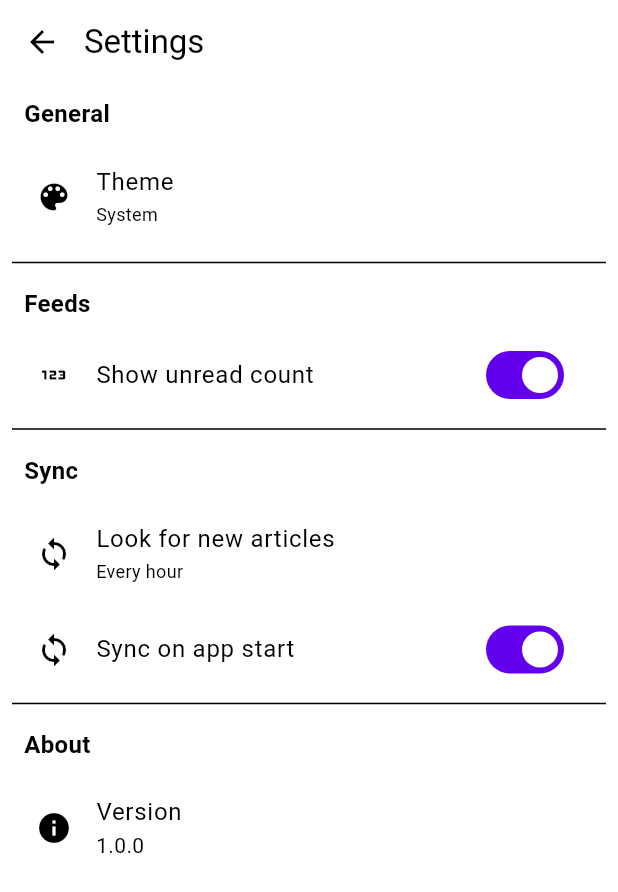
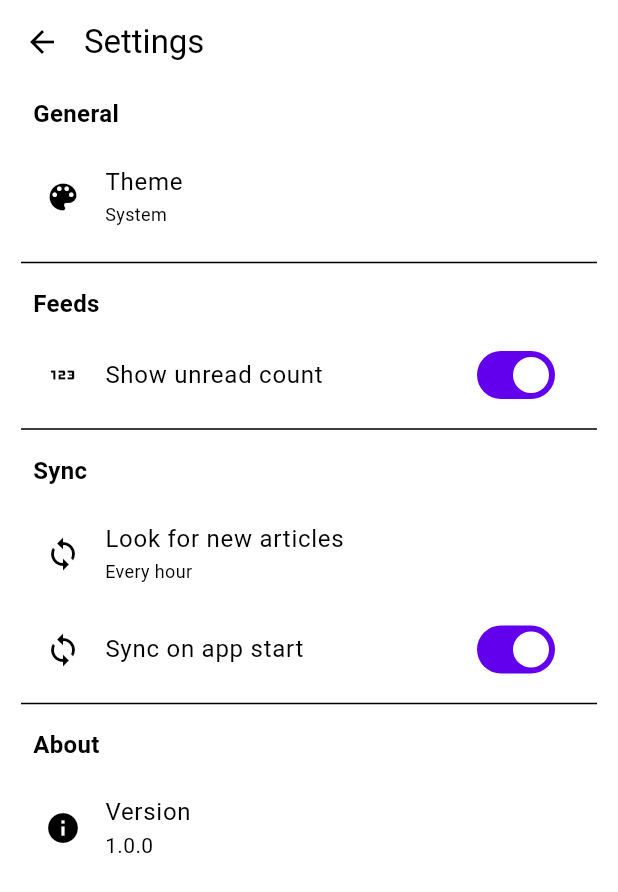
Before and after one commit to c-bv/rss_feed_reader_app, a Flutter app: the SettingsScreen screen opened directly, on a phone screen of 412 x 824 dp. Shown: the top 892 px of the screen. Run offline on Flutter 3.47's test engine with Material 3 defaults, Android fonts, the phone set to English and light mode, and no system bars; our stand-ins replace animated_splash_screen, cached_network_image, cloud_firestore, firebase_auth, firebase_core, flutter_dotenv and 3 more; missing offline and left inert: webfeed; accounts and stored records are empty.

Commit message:
Update padding in add_feed_screen.dart and settings_screen.dart

```diff
--- a/lib/src/screens/add_feed_screen.dart
+++ b/lib/src/screens/add_feed_screen.dart
@@ -73,7 +73,7 @@ class _AddFeedScreenState extends State<AddFeedScreen> {
       body: Column(
         children: [
           Padding(
-            padding: const EdgeInsets.all(8.0),
+            padding: const EdgeInsets.symmetric(horizontal: 14.0),
             child: TextField(
               controller: _controller,
               decoration: InputDecoration(
--- a/lib/src/screens/settings_screen.dart
+++ b/lib/src/screens/settings_screen.dart
@@ -14,7 +14,7 @@ class SettingsScreen extends StatelessWidget {
     return Scaffold(
       appBar: AppBar(title: const Text('Settings'), titleSpacing: 0.0),
       body: ListView(
-        padding: const EdgeInsets.symmetric(horizontal: 8.0),
+        padding: const EdgeInsets.symmetric(horizontal: 14.0),
         children: [
           _SingleSection(
             title: 'General',
```
